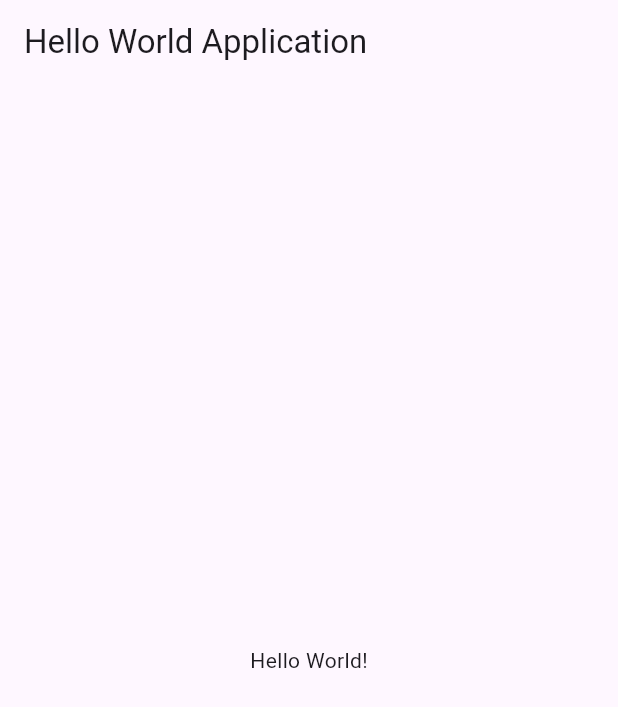
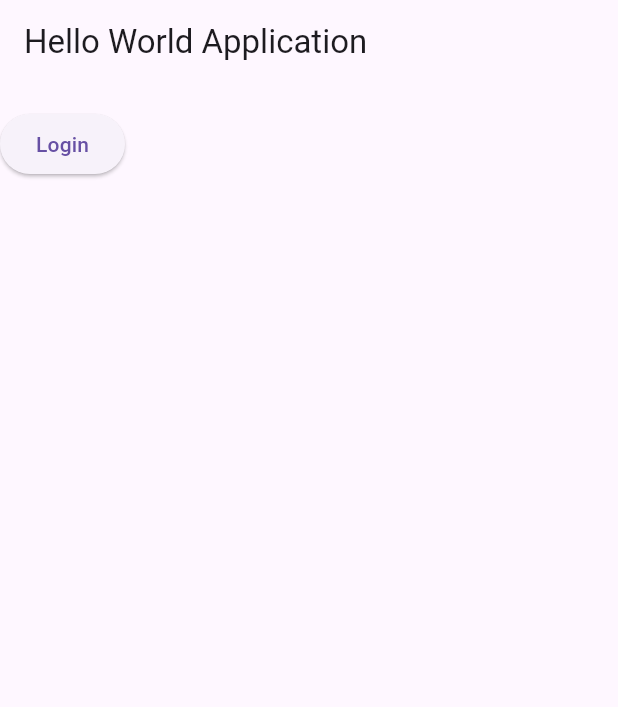
Before and after one commit to eskarasu/easy-flutter-hello-world-application, a Flutter app: the screen it shows after launch, on a phone screen of 412 x 824 dp. Shown: the top 707 px of the screen. Run offline on Flutter 3.47's test engine with Material 3 defaults, Android fonts, the phone set to English and light mode, and no system bars.

Commit message:
"Refactor main.dart to use a StatefulWidget for form handling, add TurquoisePage, and update pubspec.yaml to include image asset; update widget_test.dart to use non-const MyApp instance"

```diff
--- a/lib/main.dart
+++ b/lib/main.dart
@@ -4,24 +4,70 @@ void main() {
   runApp(MyApp());
 }
 
-// MyApp is a StatelessWidget which renders the home screen of the application.
 class MyApp extends StatelessWidget {
   @override
   Widget build(BuildContext context) {
-    // MaterialApp is the root widget of the application.
     return MaterialApp(
-      // Scaffold provides the structure of the home screen.
       home: Scaffold(
-        // AppBar is the header bar of the app, containing the title.
         appBar: AppBar(
           title: Text('Hello World Application'),
         ),
-        // The body of the Scaffold is a Center widget containing a Text widget.
-        body: Center(
-          // The Text widget displays 'Hello World!' on the screen.
-          child: Text('Hello World!'),
-        ),
+        body: MyCustomForm(),
       ),
     );
   }
 }
+
+// Creating a new StatefulWidget to track the state of form fields.
+class MyCustomForm extends StatefulWidget {
+  @override
+  _MyCustomFormState createState() => _MyCustomFormState();
+}
+
+class _MyCustomFormState extends State<MyCustomForm> {
+  final _formKey = GlobalKey<FormState>();
+
+  @override
+  Widget build(BuildContext context) {
+    return Form(
+      key: _formKey,
+      child: Column(
+        // ...
+        children: <Widget>[
+          // ...
+          Padding(
+            padding: const EdgeInsets.symmetric(vertical: 16.0),
+            child: ElevatedButton(
+              onPressed: () {
+                // Safely calling the 'validate' method by adding null check.
+                if (_formKey.currentState?.validate() ?? false) {
+                  // If the form is valid, navigate to a new page with turquoise background.
+                  Navigator.push(
+                    context,
+                    MaterialPageRoute(builder: (context) => TurquoisePage()),
+                  );
+                }
+              },
+              child: Text('Login'),
+            ),
+          ),
+        ],
+      ),
+    );
+  }
+}
+
+class TurquoisePage extends StatelessWidget {
+  @override
+  Widget build(BuildContext context) {
+    return Scaffold(
+      backgroundColor: Colors.cyan, // Turquoise color
+      appBar: AppBar(
+        title: Text('Turquoise Page'),
+      ),
+      body: Center(
+        child: Image.asset('assets/images/image.png'), // Centering the image
+      ),
+    );
+  }
+}
--- a/pubspec.yaml
+++ b/pubspec.yaml
@@ -52,6 +52,8 @@ dev_dependencies:
 
 # The following section is specific to Flutter packages.
 flutter:
+  assets:
+    - assets/images/image.png
 
   # The following line ensures that the Material Icons font is
   # included with your application, so that you can use the icons in
```
Also changed, not shown: assets/images/image.png (added), 1 other file.
